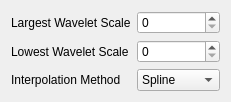
Above: ui/CCAM.ui from tisaconundrum2/PySAT-GUI before the change. Below: the same form after it.
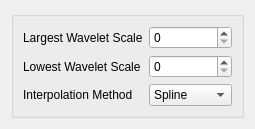
That is the form after the change.

Commit message: Make everything a groupBox

Patch:
```diff
--- a/ui/CCAM.ui
+++ b/ui/CCAM.ui
@@ -7,6 +7,7 @@
   </property>
   <layout class="QVBoxLayout" name="verticalLayout">
    <item>
+    <widget class="QGroupBox" name="">
     <layout class="QFormLayout" name="formLayout_2">
      <property name="fieldGrowthPolicy">
       <enum>QFormLayout::AllNonFixedFieldsGrow</enum>
@@ -58,6 +59,7 @@
       </widget>
      </item>
     </layout>
+    </widget>
    </item>
   </layout>
  </widget>
```
Lines whose indentation alone changed are shown as unchanged. The commit also changes 9 other files.
